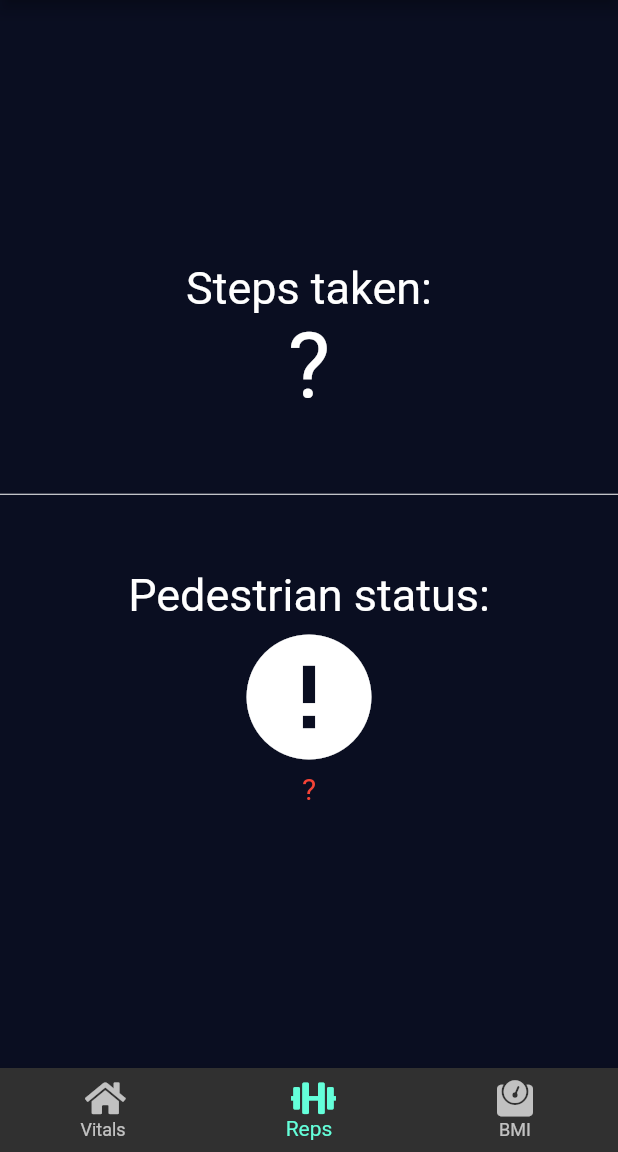
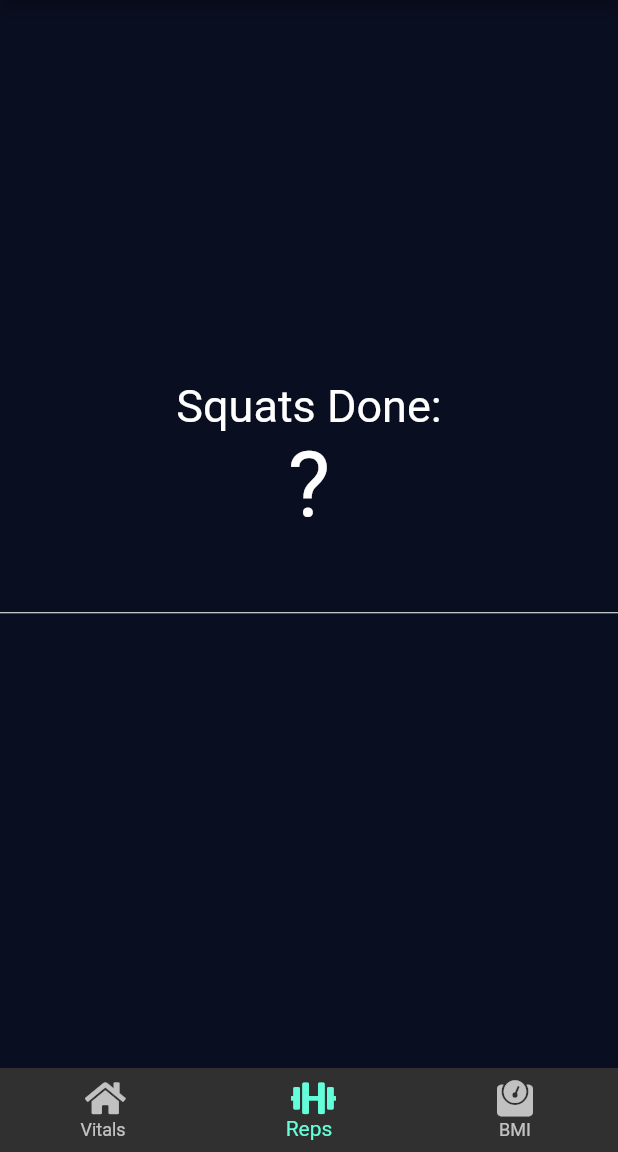
Before and after one commit to ArnavSaxena515/health_monitor, a Flutter app: the screen it shows after launch, item 2 of the bottom bar chosen, on a phone screen of 412 x 824 dp, the part 84-1236 px from its top. Run offline on Flutter 3.47's test engine with Material 2 defaults, Android fonts, the phone set to English and light mode, and no system bars; our stand-ins replace cloud_firestore, firebase_core, firebase_database, font_awesome_flutter, pedometer, persistent_bottom_nav_bar and 1 more; accounts and stored records are empty.

Commit message:
Walking to squatting

```diff
--- a/lib/screens/step_counter.dart
+++ b/lib/screens/step_counter.dart
@@ -2,6 +2,7 @@ import 'package:flutter/material.dart';
 import 'dart:async';
 
 import 'package:pedometer/pedometer.dart';
+import 'package:font_awesome_flutter/font_awesome_flutter.dart';
 
 String formatDate(DateTime d) {
   return d.toString().substring(0, 19);
@@ -15,7 +16,7 @@ class StepsCounter extends StatefulWidget {
 class _StepsCounterState extends State<StepsCounter> {
   Stream<StepCount> _stepCountStream;
   Stream<PedestrianStatus> _pedestrianStatusStream;
-  String _status = '?', _steps = '?';
+  String _status = '?', _squats = '?';
 
   @override
   void initState() {
@@ -26,7 +27,7 @@ class _StepsCounterState extends State<StepsCounter> {
   void onStepCount(StepCount event) {
     print(event);
     setState(() {
-      _steps = event.steps.toString();
+      _squats = event.steps.toString();
     });
   }
 
@@ -41,7 +42,7 @@ class _StepsCounterState extends State<StepsCounter> {
   void onStepCountError(error) {
     print('onStepCountError: $error');
     setState(() {
-      _steps = 'Step Count not available';
+      _squats = 'Step Count not available';
     });
   }
 
@@ -69,11 +70,11 @@ class _StepsCounterState extends State<StepsCounter> {
         mainAxisAlignment: MainAxisAlignment.center,
         children: <Widget>[
           Text(
-            'Steps taken:',
+            'Squats Done:',
             style: TextStyle(fontSize: 30),
           ),
           Text(
-            _steps,
+            _squats,
             style: TextStyle(fontSize: 60),
           ),
           Divider(
@@ -81,24 +82,8 @@ class _StepsCounterState extends State<StepsCounter> {
             thickness: 0,
             color: Colors.white,
           ),
-          Text(
-            'Pedestrian status:',
-            style: TextStyle(fontSize: 30),
-          ),
-          Icon(
-            _status == 'walking'
-                ? Icons.directions_walk
-                : _status == 'stopped'
-                    ? Icons.accessibility_new
-                    : Icons.error,
-            size: 100,
-          ),
-          Center(
-            child: Text(
-              _status,
-              style: _status == 'walking' || _status == 'stopped' ? TextStyle(fontSize: 30) : TextStyle(fontSize: 20, color: Colors.red),
-            ),
-          )
+
+          //
         ],
       ),
     );
```
